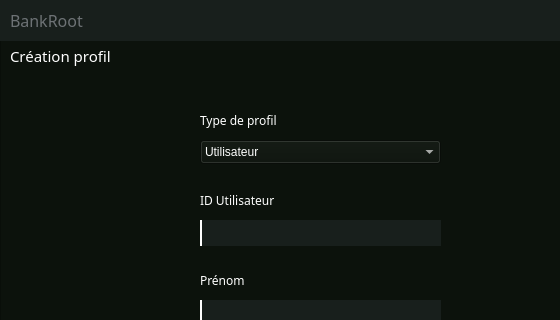
The window that creer_profil.ui (SparqueeZ/Bank-Root) describes before a commit, drawn with Qt 5; both pictures show x 0 to 560 and y 0 to 320 of the 669 by 686 pixel window.
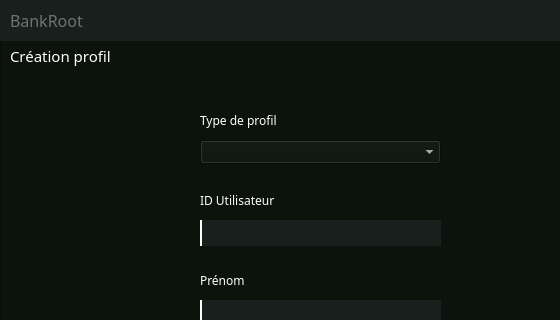
The same window after the commit. Icons and pictures are not drawn.

Patch:
```diff
--- a/creer_profil.ui
+++ b/creer_profil.ui
@@ -213,16 +213,6 @@
     <property name="styleSheet">
      <string notr="true">color:rgb(255,255,255);</string>
     </property>
-    <item>
-     <property name="text">
-      <string>Utilisateur</string>
-     </property>
-    </item>
-    <item>
-     <property name="text">
-      <string>Conjoint</string>
-     </property>
-    </item>
    </widget>
    <widget class="QWidget" name="topbar" native="true">
     <property name="geometry">
```
